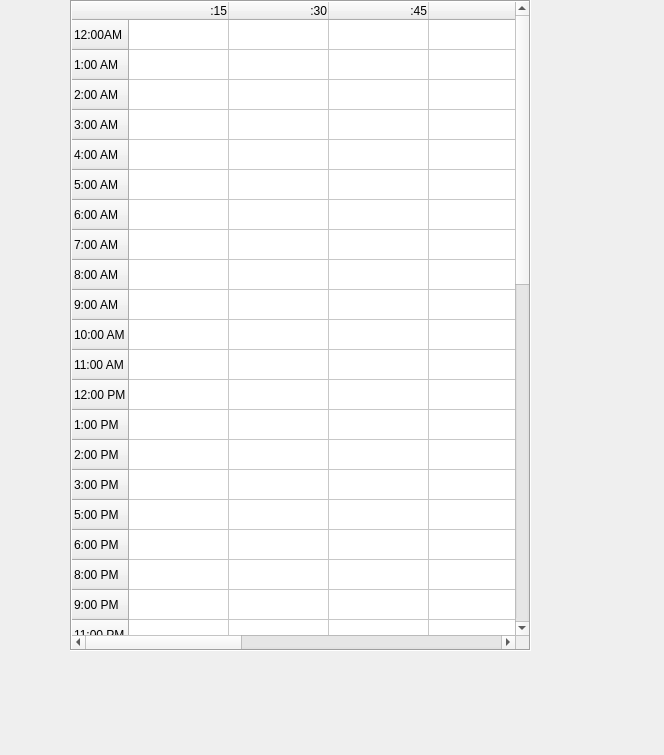
This is Calendar/dayview.ui in oscarl1127/CSUSM_CS441_Project as Qt 5 draws it before an edit. The edited form follows.
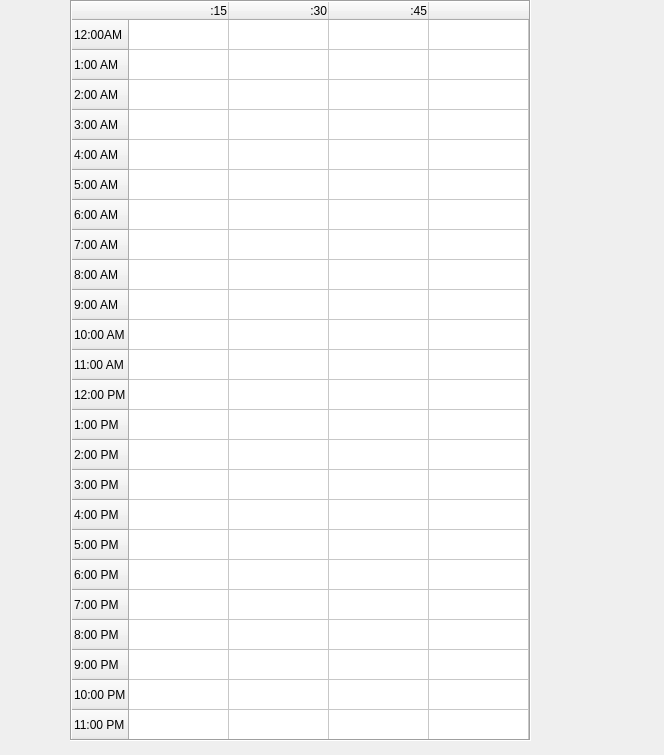
This is the edited form.

Diff of the .ui file:
```diff
--- a/Calendar/dayview.ui
+++ b/Calendar/dayview.ui
@@ -19,7 +19,7 @@
      <x>70</x>
      <y>0</y>
      <width>461</width>
-     <height>651</height>
+     <height>741</height>
     </rect>
    </property>
    <property name="frameShape">
@@ -28,14 +28,29 @@
    <property name="frameShadow">
     <enum>QFrame::Sunken</enum>
    </property>
+   <property name="verticalScrollBarPolicy">
+    <enum>Qt::ScrollBarAlwaysOff</enum>
+   </property>
+   <property name="horizontalScrollBarPolicy">
+    <enum>Qt::ScrollBarAlwaysOff</enum>
+   </property>
+   <property name="dragEnabled">
+    <bool>false</bool>
+   </property>
+   <property name="alternatingRowColors">
+    <bool>false</bool>
+   </property>
+   <property name="selectionBehavior">
+    <enum>QAbstractItemView::SelectItems</enum>
+   </property>
    <property name="showGrid">
     <bool>true</bool>
    </property>
    <property name="rowCount">
-    <number>45</number>
+    <number>24</number>
    </property>
    <property name="columnCount">
-    <number>8</number>
+    <number>4</number>
    </property>
    <attribute name="horizontalHeaderVisible">
     <bool>true</bool>
@@ -123,6 +138,11 @@
      <string>3:00 PM</string>
     </property>
    </row>
+   <row>
+    <property name="text">
+     <string>4:00 PM</string>
+    </property>
+   </row>
    <row>
     <property name="text">
      <string>5:00 PM</string>
@@ -133,6 +153,11 @@
      <string>6:00 PM</string>
     </property>
    </row>
+   <row>
+    <property name="text">
+     <string>7:00 PM</string>
+    </property>
+   </row>
    <row>
     <property name="text">
      <string>8:00 PM</string>
@@ -143,35 +168,16 @@
      <string>9:00 PM</string>
     </property>
    </row>
+   <row>
+    <property name="text">
+     <string>10:00 PM</string>
+    </property>
+   </row>
    <row>
     <property name="text">
      <string>11:00 PM</string>
     </property>
    </row>
-   <row/>
-   <row/>
-   <row/>
-   <row/>
-   <row/>
-   <row/>
-   <row/>
-   <row/>
-   <row/>
-   <row/>
-   <row/>
-   <row/>
-   <row/>
-   <row/>
-   <row/>
-   <row/>
-   <row/>
-   <row/>
-   <row/>
-   <row/>
-   <row/>
-   <row/>
-   <row/>
-   <row/>
    <column>
     <property name="text">
      <string>:15</string>
@@ -198,13 +204,9 @@
    </column>
    <column>
     <property name="text">
-     <string/>
+     <string> </string>
     </property>
    </column>
-   <column/>
-   <column/>
-   <column/>
-   <column/>
   </widget>
  </widget>
  <resources/>
```
